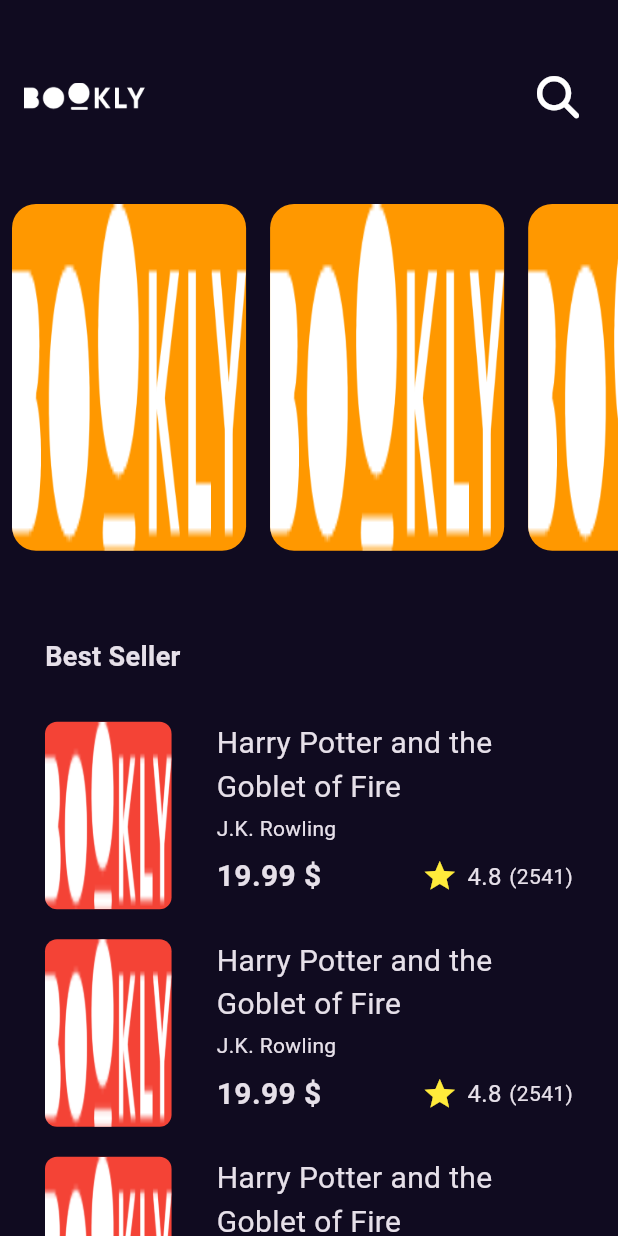
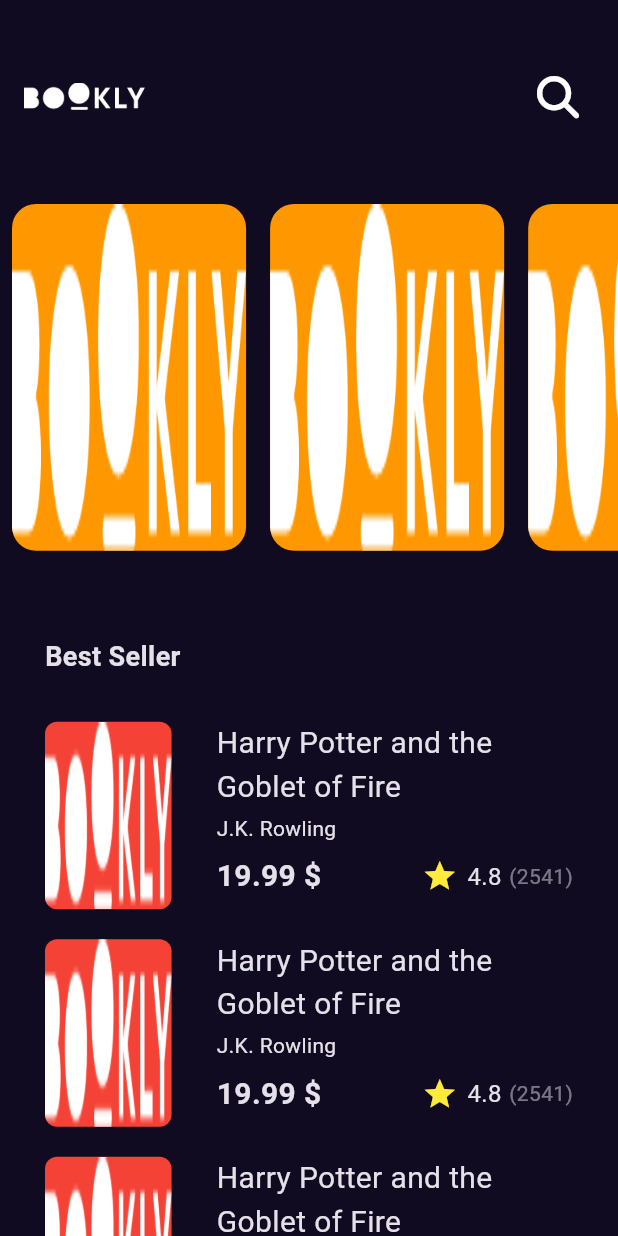
Before and after one commit to houssainebendhieb/bookly, a Flutter app: the screen it shows after launch, on a phone screen of 412 x 824 dp. Run offline on Flutter 3.47's test engine with Material 3 defaults, Android fonts, the phone set to English and light mode, and no system bars; our stand-ins replace font_awesome_flutter, get, go_router.

Commit message:
add book detail add rating add title

```diff
--- a/lib/core/utils/app_router.dart
+++ b/lib/core/utils/app_router.dart
@@ -1,24 +1,32 @@
+import 'package:bookly/features/home/presentation/views/books_detail_view.dart';
 import 'package:bookly/features/home/presentation/views/home_view.dart';
 import 'package:bookly/features/splash/presentation/views/splash_view.dart';
 import 'package:flutter/material.dart';
 import 'package:go_router/go_router.dart';
 
 abstract class AppRouter {
+  static const kHomeView = '/home';
+  static const kBookDetailView = '/bookdetailview';
+
   static final GoRouter router = GoRouter(
-    routes: <RouteBase>[
+    routes: [
+      GoRoute(
+        path: kHomeView,
+        builder: (BuildContext context, GoRouterState state) {
+          return const HomeView();
+        },
+      ),
       GoRoute(
         path: '/',
         builder: (BuildContext context, GoRouterState state) {
           return const SplashView();
         },
-        routes: <RouteBase>[
-          GoRoute(
-            path: 'home',
-            builder: (BuildContext context, GoRouterState state) {
-              return const HomeView();
-            },
-          ),
-        ],
+      ),
+      GoRoute(
+        path: kBookDetailView,
+        builder: (BuildContext context, GoRouterState state) {
+          return const BookDetailView();
+        },
       ),
     ],
   );
--- a/lib/features/home/presentation/views/books_detail_view.dart
+++ b/lib/features/home/presentation/views/books_detail_view.dart
@@ -6,6 +6,6 @@ class BookDetailView extends StatelessWidget {
 
   @override
   Widget build(BuildContext context) {
-    return const Scaffold(body: BookDetailViewBody());
+    return SafeArea(child: const Scaffold(body: BookDetailViewBody()));
   }
 }
--- a/lib/features/home/presentation/views/widgets/best_seller_item.dart
+++ b/lib/features/home/presentation/views/widgets/best_seller_item.dart
@@ -1,12 +1,18 @@
+import 'package:bookly/core/utils/app_router.dart';
 import 'package:bookly/core/utils/assets.dart';
 import 'package:bookly/core/utils/style.dart';
 import 'package:bookly/features/home/presentation/views/widgets/bookrating.dart';
 import 'package:flutter/material.dart';
+import 'package:go_router/go_router.dart';
 
 class BestSellerItemList extends StatelessWidget {
   const BestSellerItemList({super.key});
   Widget build(context) {
-    return SizedBox(
+    return GestureDetector(
+      onTap: () {
+        GoRouter.of(context).push(AppRouter.kBookDetailView);
+      },
+      child: SizedBox(
         height: 125,
         child: Row(
           children: [
@@ -44,7 +50,9 @@ class BestSellerItemList extends StatelessWidget {
                             style: Styles.textStyle20
                                 .copyWith(fontWeight: FontWeight.bold)),
                         const Spacer(),
-                      BookRating(),
+                     const    BookRating(
+                          mainAxisAlignment: MainAxisAlignment.start,
+                        ),
                       ],
                     ),
                   )
@@ -53,6 +61,7 @@ class BestSellerItemList extends StatelessWidget {
             )
           ],
         ),
+      ),
     );
   }
 }
--- a/lib/features/home/presentation/views/widgets/bookrating.dart
+++ b/lib/features/home/presentation/views/widgets/bookrating.dart
@@ -2,10 +2,12 @@ import 'package:bookly/core/utils/style.dart';
 import 'package:flutter/material.dart';
 
 class BookRating extends StatelessWidget {
-  const BookRating({super.key});
+  final MainAxisAlignment mainAxisAlignment;
+  const BookRating({super.key, required this.mainAxisAlignment});
   Widget build(context) {
-    return const Row(
-      children: [
+    return Row(
+      mainAxisAlignment: mainAxisAlignment,
+      children: const [
         Icon(Icons.star, color: Colors.yellow),
         SizedBox(
           width: 6.3,
@@ -14,7 +16,7 @@ class BookRating extends StatelessWidget {
         SizedBox(
           width: 5,
         ),
-        Text("(2541)", style: Styles.textStyle14),
+        Opacity(opacity: 0.5, child: Text("(2541)", style: Styles.textStyle14)),
       ],
     );
   }
```
Also changed, not shown: lib/features/home/presentation/views/widgets/book_detail_view_body.dart (+57 -2 lines). Lines whose indentation alone changed are shown as unchanged.
